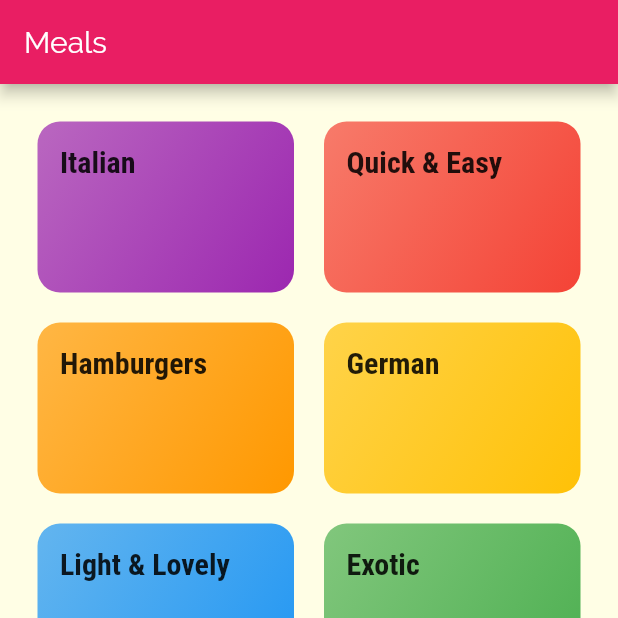
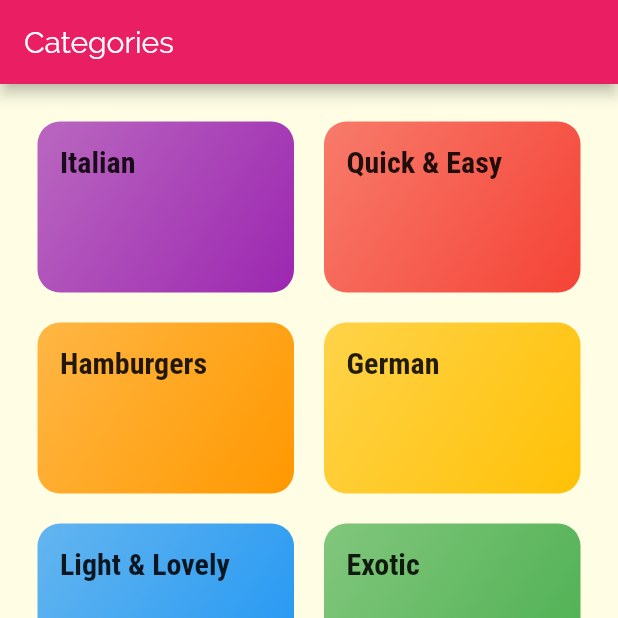
Before and after one commit to tpakis/fl_meals, a Flutter app: the screen it shows after launch, on a phone screen of 412 x 824 dp, the top half of it. Run offline on Flutter 3.47's test engine with Material 2 defaults, Android fonts, the phone set to English and light mode, and no system bars.

Commit message:
added control of the app bar title
Managed with a list of map which is not great...

```diff
--- a/lib/screens/bottom_navbar_screen.dart
+++ b/lib/screens/bottom_navbar_screen.dart
@@ -9,9 +9,15 @@ class BottomNavBarScreen extends StatefulWidget {
 }
 
 class _BottomNavBarScreenState extends State<BottomNavBarScreen> {
-  final List<Widget> pages = [
-    CategoriesScreen(DummyCategoriesProvider()),
-    FavoritesScreen(),
+  final List<Map<String, Object>> pages = [
+    {
+      "page": CategoriesScreen(DummyCategoriesProvider()),
+      "title": "Categories",
+    },
+    {
+      "page": FavoritesScreen(),
+      "title": "Favorites",
+    },
   ];
 
   void _selectPage(int index) {
@@ -26,23 +32,23 @@ class _BottomNavBarScreenState extends State<BottomNavBarScreen> {
   Widget build(BuildContext context) {
     return Scaffold(
       appBar: AppBar(
-        title: Text("Meals"),
+        title: Text(pages[_selectedPageIndex]["title"]),
       ),
-      body: pages[_selectedPageIndex],
+      body: pages[_selectedPageIndex]["page"],
       bottomNavigationBar: BottomNavigationBar(
         onTap: _selectPage,
         backgroundColor: Theme.of(context).primaryColor,
         unselectedItemColor: Colors.white,
         selectedItemColor: Theme.of(context).accentColor,
         currentIndex: _selectedPageIndex,
-    //    type: BottomNavigationBarType.shifting,
+        //    type: BottomNavigationBarType.shifting,
         items: [
           BottomNavigationBarItem(
-        //      backgroundColor: Theme.of(context).primaryColor,
+              //      backgroundColor: Theme.of(context).primaryColor,
               icon: Icon(Icons.category),
               label: "Categories"),
           BottomNavigationBarItem(
-        //      backgroundColor: Theme.of(context).primaryColor,
+              //      backgroundColor: Theme.of(context).primaryColor,
               icon: Icon(Icons.star),
               label: "Favorites"),
         ],
```
